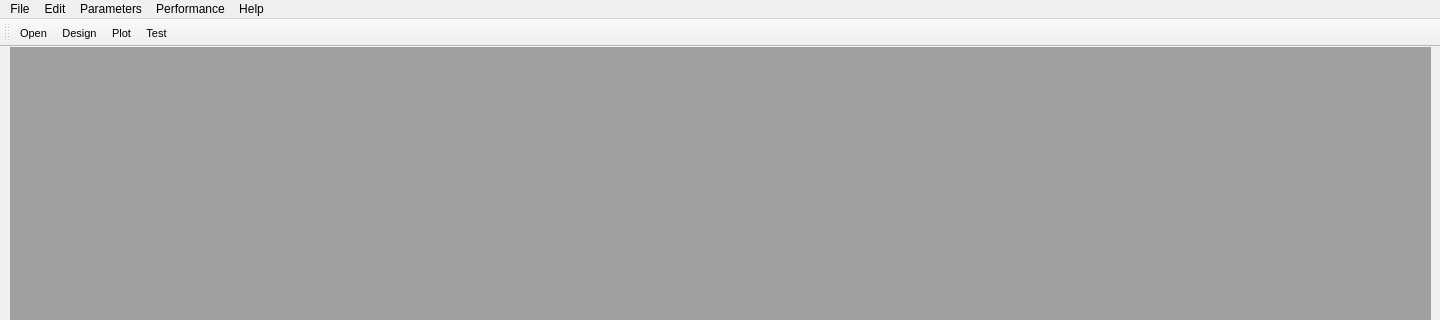
First picture: the form in uic/main.ui, repository Aphelis/Macloed, before the edit; both pictures show x 0 to 1440 and y 0 to 320 of the 1440 by 785 pixel window.
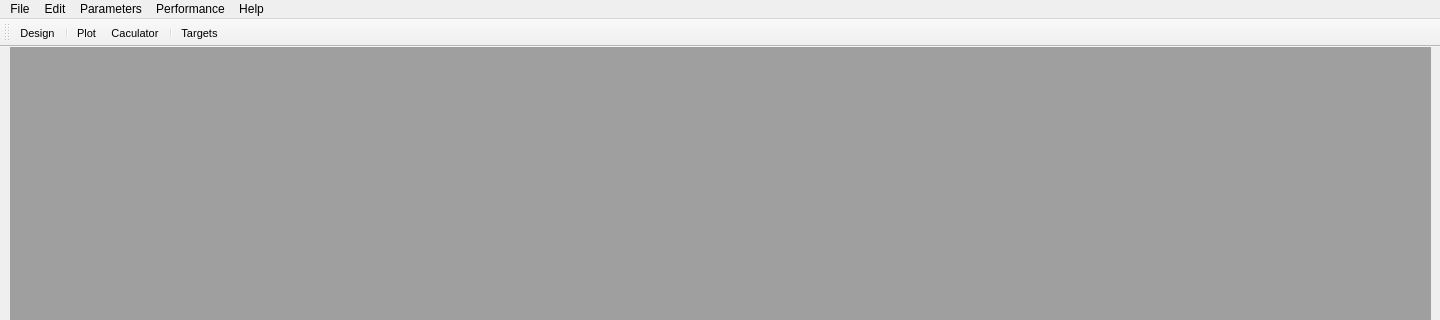
Second picture: the form after the edit. Icons and pictures are not drawn.

Diff of the .ui file:
```diff
--- a/uic/main.ui
+++ b/uic/main.ui
@@ -168,10 +168,12 @@
    <attribute name="toolBarBreak">
     <bool>false</bool>
    </attribute>
-   <addaction name="actionOpen"/>
    <addaction name="actionNewDesign"/>
+   <addaction name="separator"/>
    <addaction name="actionPlot"/>
-   <addaction name="actionTest"/>
+   <addaction name="actionCaculator"/>
+   <addaction name="separator"/>
+   <addaction name="actionTargets"/>
   </widget>
   <action name="actionNewDesign">
    <property name="icon">
@@ -206,11 +208,6 @@
     <string>Remove Layer</string>
    </property>
   </action>
-  <action name="actionTest">
-   <property name="text">
-    <string>Test</string>
-   </property>
-  </action>
   <action name="actionPlot">
    <property name="icon">
     <iconset>
```
Left out of the diff: 21 changed lines with no effect on the pictures.
